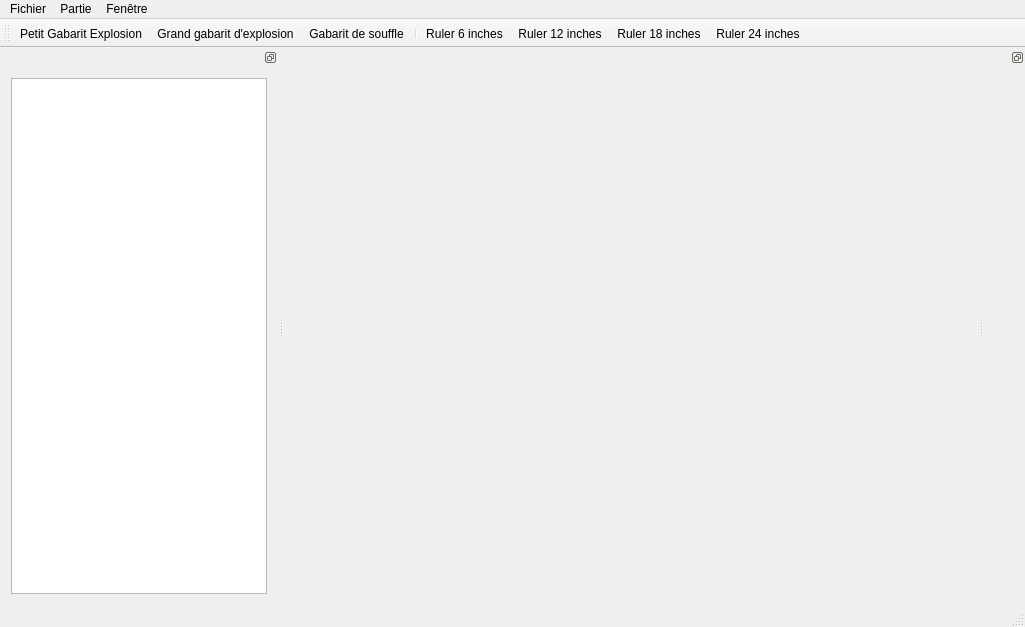
Before: the Qt Designer form warhole/gamewindow.ui in kaosphere/Warhole, drawn with Qt 5.
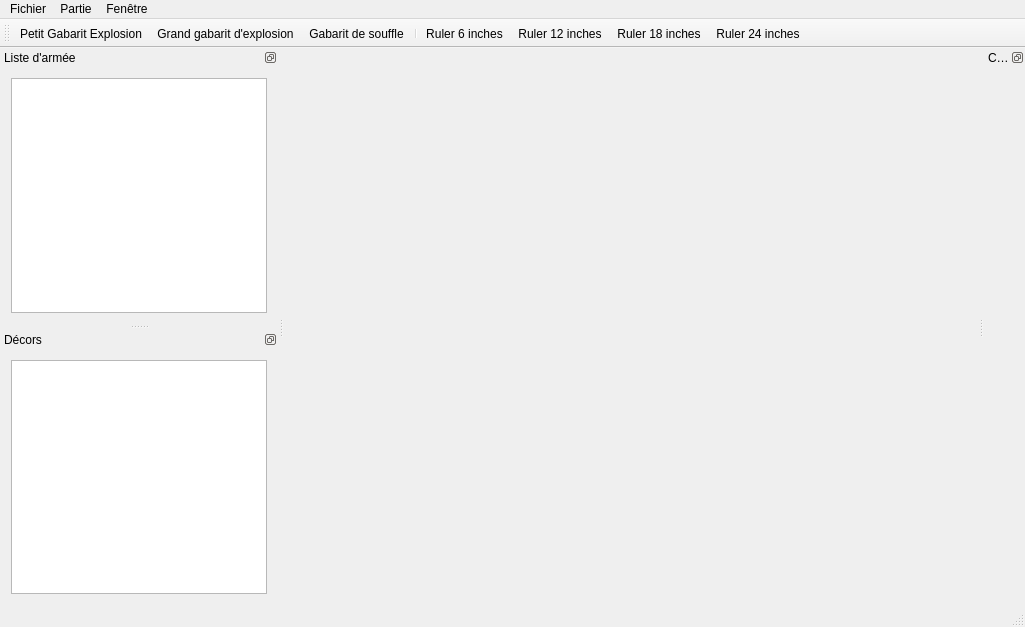
After: the same form once the commit is applied. Icons and pictures are not drawn.

Commit message: Add terrains to gamewindow, new terrain command works

Diff of the .ui file:
```diff
--- a/warhole/gamewindow.ui
+++ b/warhole/gamewindow.ui
@@ -80,6 +80,9 @@
    <property name="features">
     <set>QDockWidget::DockWidgetFloatable|QDockWidget::DockWidgetMovable</set>
    </property>
+   <property name="windowTitle">
+    <string>Liste d'armée</string>
+   </property>
    <attribute name="dockWidgetArea">
     <number>1</number>
    </attribute>
@@ -99,11 +102,32 @@
    <property name="features">
     <set>QDockWidget::DockWidgetFloatable|QDockWidget::DockWidgetMovable</set>
    </property>
+   <property name="windowTitle">
+    <string>Chat</string>
+   </property>
    <attribute name="dockWidgetArea">
     <number>2</number>
    </attribute>
    <widget class="QWidget" name="dockWidgetContents_2"/>
   </widget>
+  <widget class="QDockWidget" name="dockWidget_5">
+   <property name="features">
+    <set>QDockWidget::DockWidgetFloatable|QDockWidget::DockWidgetMovable</set>
+   </property>
+   <property name="windowTitle">
+    <string>Décors</string>
+   </property>
+   <attribute name="dockWidgetArea">
+    <number>1</number>
+   </attribute>
+   <widget class="QWidget" name="dockWidgetContents_5">
+    <layout class="QHBoxLayout" name="horizontalLayout_3">
+     <item>
+      <widget class="QTreeView" name="treeViewTerrains"/>
+     </item>
+    </layout>
+   </widget>
+  </widget>
   <action name="actionExpTemplateSmall">
    <property name="icon">
     <iconset resource="resources.qrc">
```
The commit also changes 5 other files.
